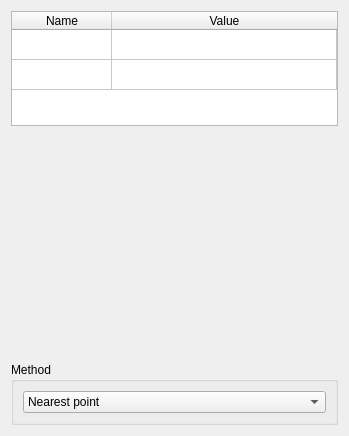
First picture: the form in PostTelemac/meshlayertools/ValueTool.ui, repository Artelia/PostTelemac, before the edit.
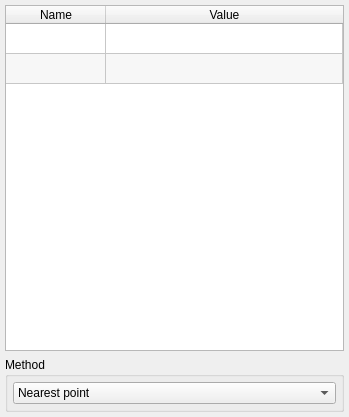
Second picture: the form after the edit.

The edit to the form file:
```diff
--- a/PostTelemac/meshlayertools/ValueTool.ui
+++ b/PostTelemac/meshlayertools/ValueTool.ui
@@ -7,11 +7,11 @@
     <x>0</x>
     <y>0</y>
     <width>349</width>
-    <height>436</height>
+    <height>417</height>
    </rect>
   </property>
   <property name="sizePolicy">
-   <sizepolicy hsizetype="Preferred" vsizetype="Preferred">
+   <sizepolicy hsizetype="Preferred" vsizetype="Expanding">
     <horstretch>0</horstretch>
     <verstretch>0</verstretch>
    </sizepolicy>
@@ -19,7 +19,19 @@
   <property name="windowTitle">
    <string>Form</string>
   </property>
-  <layout class="QVBoxLayout" name="verticalLayout" stretch="1,2,0">
+  <layout class="QVBoxLayout" name="verticalLayout" stretch="1,0">
+   <property name="leftMargin">
+    <number>5</number>
+   </property>
+   <property name="topMargin">
+    <number>5</number>
+   </property>
+   <property name="rightMargin">
+    <number>5</number>
+   </property>
+   <property name="bottomMargin">
+    <number>5</number>
+   </property>
    <item>
     <widget class="QTableWidget" name="tableWidget_values">
      <property name="sizePolicy">
@@ -29,7 +41,7 @@
       </sizepolicy>
      </property>
      <property name="verticalScrollBarPolicy">
-      <enum>Qt::ScrollBarAlwaysOff</enum>
+      <enum>Qt::ScrollBarAsNeeded</enum>
      </property>
      <property name="editTriggers">
       <set>QAbstractItemView::DoubleClicked</set>
@@ -37,6 +49,9 @@
      <property name="showDropIndicator" stdset="0">
       <bool>false</bool>
      </property>
+     <property name="alternatingRowColors">
+      <bool>true</bool>
+     </property>
      <property name="selectionMode">
       <enum>QAbstractItemView::SingleSelection</enum>
      </property>
@@ -78,28 +93,24 @@
      </column>
     </widget>
    </item>
-   <item>
-    <spacer name="verticalSpacer">
-     <property name="orientation">
-      <enum>Qt::Vertical</enum>
-     </property>
-     <property name="sizeType">
-      <enum>QSizePolicy::Minimum</enum>
-     </property>
-     <property name="sizeHint" stdset="0">
-      <size>
-       <width>20</width>
-       <height>40</height>
-      </size>
-     </property>
-    </spacer>
-   </item>
    <item>
     <widget class="QGroupBox" name="groupBox_2">
      <property name="title">
       <string>Method</string>
      </property>
      <layout class="QVBoxLayout" name="verticalLayout_4">
+      <property name="leftMargin">
+       <number>5</number>
+      </property>
+      <property name="topMargin">
+       <number>5</number>
+      </property>
+      <property name="rightMargin">
+       <number>5</number>
+      </property>
+      <property name="bottomMargin">
+       <number>5</number>
+      </property>
       <item>
        <widget class="QComboBox" name="comboBox_values_method">
         <item>
```
